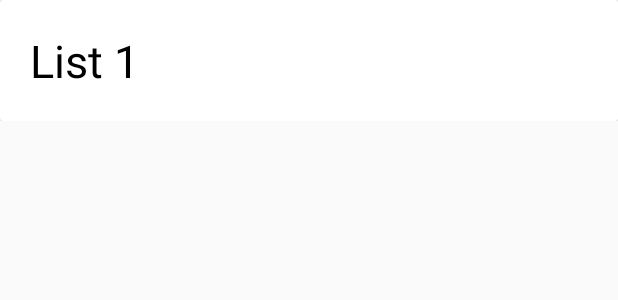
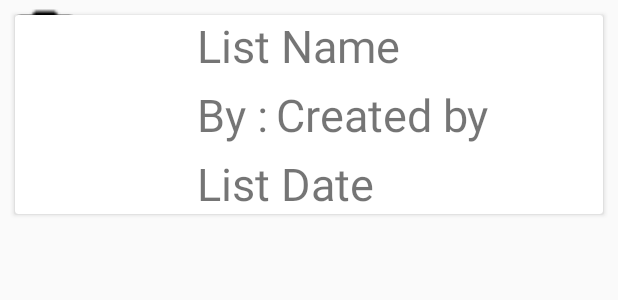
Before and after one commit to mishraomi/Trac, an Android app: the layout cardview_list.xml on its own in the app's theme, with its tools: preview values and no code run, on a phone screen of 412 x 824 dp. Shown: the top 300 px of the screen. Run offline under Robolectric (Android 15) with nearby library versions, the phone set to English and light mode, and no system bars; plain views replace SwipeRevealLayout.

```diff
--- a/app/build.gradle
+++ b/app/build.gradle
@@ -33,6 +33,7 @@ dependencies {
 
     compile 'com.amulyakhare:com.amulyakhare.textdrawable:1.0.1'
     compile 'com.chauthai.swipereveallayout:swipe-reveal-layout:1.4.0'
+    compile 'com.rengwuxian.materialedittext:library:2.1.4'
 
 }
 apply plugin: 'com.google.gms.google-services'
--- a/app/src/main/java/com/firebolt/trac/activities/SignInActivity.java
+++ b/app/src/main/java/com/firebolt/trac/activities/SignInActivity.java
@@ -126,10 +126,12 @@ public class SignInActivity extends AppCompatActivity implements GoogleApiClient
             GoogleSignInResult result = Auth.GoogleSignInApi.getSignInResultFromIntent(data);
             if (result.isSuccess()) {
                 // Google Sign In was successful, authenticate with Firebase
+                Log.d("Google Signin", "Google Sign in successful");
                 GoogleSignInAccount account = result.getSignInAccount();
                 firebaseAuthWithGoogle(account);
             } else {
                 // Google Sign In failed, update UI appropriately
+                Log.d("Google Signin", "Google Sign in failed");
                 // ...
             }
         }
--- a/app/src/main/res/layout/cardview_list.xml
+++ b/app/src/main/res/layout/cardview_list.xml
@@ -1,5 +1,6 @@
 <?xml version="1.0" encoding="utf-8"?>
 <com.chauthai.swipereveallayout.SwipeRevealLayout
+    android:id="@+id/swipe_reveal_layout"
     android:layout_width="match_parent"
     android:layout_height="wrap_content"
     xmlns:app="http://schemas.android.com/apk/res-auto"
@@ -8,9 +9,9 @@
     xmlns:android="http://schemas.android.com/apk/res/android">
 
     <!-- Your secondary layout here -->
-    <FrameLayout
+    <LinearLayout
         android:layout_width="wrap_content"
-        android:layout_height="match_parent">
+        android:layout_height="wrap_content">
 
         <Button
             android:id="@+id/cardview_delete_button"
@@ -18,29 +19,90 @@
             android:layout_height="60dp"
             android:backgroundTint="#000"
             android:background="@mipmap/ic_delete_forever_white_24dp"/>
-    </FrameLayout>
+    </LinearLayout>
 
     <!-- Your main layout here -->
-    <FrameLayout
+    <LinearLayout
         android:layout_width="match_parent"
-        android:layout_height="match_parent">
+        android:layout_height="wrap_content">
 
         <android.support.v7.widget.CardView
             android:layout_width="match_parent"
             android:layout_height="wrap_content"
-            android:id="@+id/cardview_list">
+            android:id="@+id/cardview_list"
+            android:layout_margin="10dp"
+            android:elevation="3dp">
 
-            <TextView
-                android:id="@+id/textview_listname"
-                android:layout_width="wrap_content"
-                android:layout_height="wrap_content"
-                android:textColor="#000"
-                android:text="List 1"
-                android:textSize="30dp"
-                android:layout_margin="20dp"/>
+            <LinearLayout
+                android:layout_width="match_parent"
+                android:layout_height="match_parent"
+                android:orientation="horizontal"
+                android:weightSum="10">
+
+                <LinearLayout
+                    android:layout_width="0dp"
+                    android:layout_height="wrap_content"
+                    android:layout_weight="3"
+                    android:layout_gravity="center">
+
+                    <ImageView
+                        android:layout_width="100dp"
+                        android:layout_height="100dp"
+                        android:id="@+id/imageview_list_item_count"
+                        android:layout_gravity="center"/>
+
+                </LinearLayout>
+
+                <LinearLayout
+                    android:layout_width="0dp"
+                    android:layout_height="wrap_content"
+                    android:orientation="vertical"
+                    android:layout_weight="7"
+                    android:layout_marginLeft="5dp">
+
+                    <TextView
+                        android:id="@+id/textview_listname"
+                        android:layout_width="match_parent"
+                        android:layout_height="wrap_content"
+                        android:text="List Name"
+                        android:textSize="30dp"
+                        android:layout_marginBottom="5dp"/>
+
+                    <LinearLayout
+                        android:layout_width="match_parent"
+                        android:layout_height="wrap_content"
+                        android:orientation="horizontal">
+
+                        <TextView
+                            android:layout_width="wrap_content"
+                            android:layout_height="wrap_content"
+                            android:text="By :"
+                            android:textSize="30dp"/>
+
+                        <TextView
+                            android:id="@+id/textview_list_created_by"
+                            android:layout_width="match_parent"
+                            android:layout_height="wrap_content"
+                            android:text="Created by"
+                            android:textSize="30dp"
+                            android:layout_marginLeft="5dp"
+                            android:layout_marginBottom="5dp"/>
+
+                    </LinearLayout>
+
+                    <TextView
+                        android:id="@+id/textview_listdate"
+                        android:layout_width="match_parent"
+                        android:layout_height="wrap_content"
+                        android:text="List Date"
+                        android:textSize="30dp"/>
+
+                </LinearLayout>
+
+            </LinearLayout>
 
         </android.support.v7.widget.CardView>
 
-    </FrameLayout>
+    </LinearLayout>
 
 </com.chauthai.swipereveallayout.SwipeRevealLayout>
--- /dev/null
+++ b/app/src/main/res/values-v21/styles.xml
@@ -0,0 +1,9 @@
+<resources>
+
+    <style name="AppTheme.NoActionBar">
+        <item name="windowActionBar">false</item>
+        <item name="windowNoTitle">true</item>
+        <item name="android:windowDrawsSystemBarBackgrounds">true</item>
+        <item name="android:statusBarColor">@android:color/transparent</item>
+    </style>
+</resources>
--- a/app/src/main/res/values/dimens.xml
+++ b/app/src/main/res/values/dimens.xml
@@ -2,4 +2,5 @@
     <!-- Default screen margins, per the Android Design guidelines. -->
     <dimen name="activity_horizontal_margin">16dp</dimen>
     <dimen name="activity_vertical_margin">16dp</dimen>
+    <dimen name="fab_margin">16dp</dimen>
 </resources>
--- a/app/src/main/res/values/strings.xml
+++ b/app/src/main/res/values/strings.xml
@@ -1,3 +1,4 @@
 <resources>
     <string name="app_name">Trac</string>
+    <string name="title_activity_main2">Main2Activity</string>
 </resources>
--- a/app/src/main/res/values/styles.xml
+++ b/app/src/main/res/values/styles.xml
@@ -8,4 +8,13 @@
         <item name="colorAccent">@color/colorAccent</item>
     </style>
 
+    <style name="AppTheme.NoActionBar">
+        <item name="windowActionBar">false</item>
+        <item name="windowNoTitle">true</item>
+    </style>
+
+    <style name="AppTheme.AppBarOverlay" parent="ThemeOverlay.AppCompat.Dark.ActionBar" />
+
+    <style name="AppTheme.PopupOverlay" parent="ThemeOverlay.AppCompat.Light" />
+
 </resources>
```
Also changed, not shown: app/src/main/AndroidManifest.xml (+6 -2 lines), app/src/main/java/com/firebolt/trac/activities/Main2Activity.java (added, +31 -0 lines), app/src/main/java/com/firebolt/trac/activities/MainActivity.java (+29 -3 lines), app/src/main/java/com/firebolt/trac/adapters/Landing_List_Adapter.java (+11 -3 lines), app/src/main/res/layout/activity_main.xml (+10 -2 lines), app/src/main/res/layout/activity_main2.xml (added, +35 -0 lines), app/src/main/res/layout/content_main2.xml (added, +15 -0 lines), app/src/main/res/layout/dialog_add_list.xml (added, +35 -0 lines).
